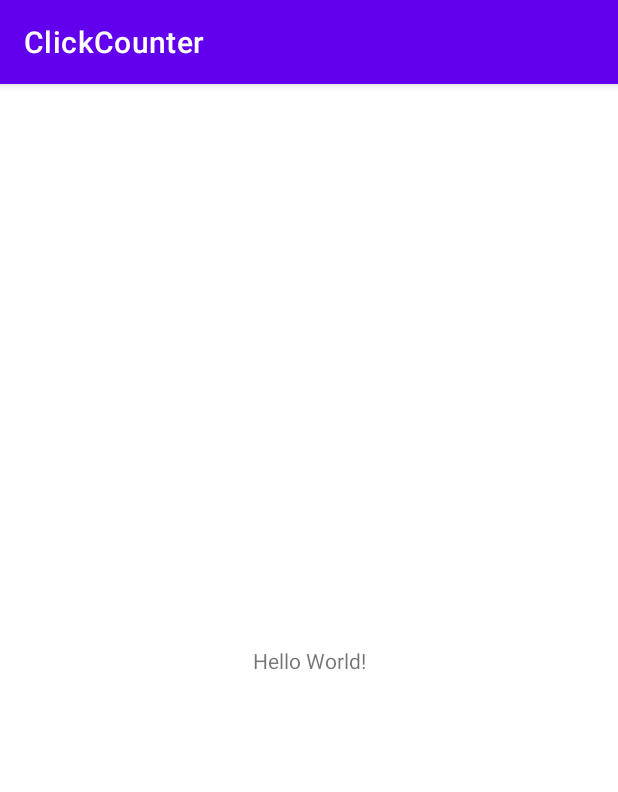
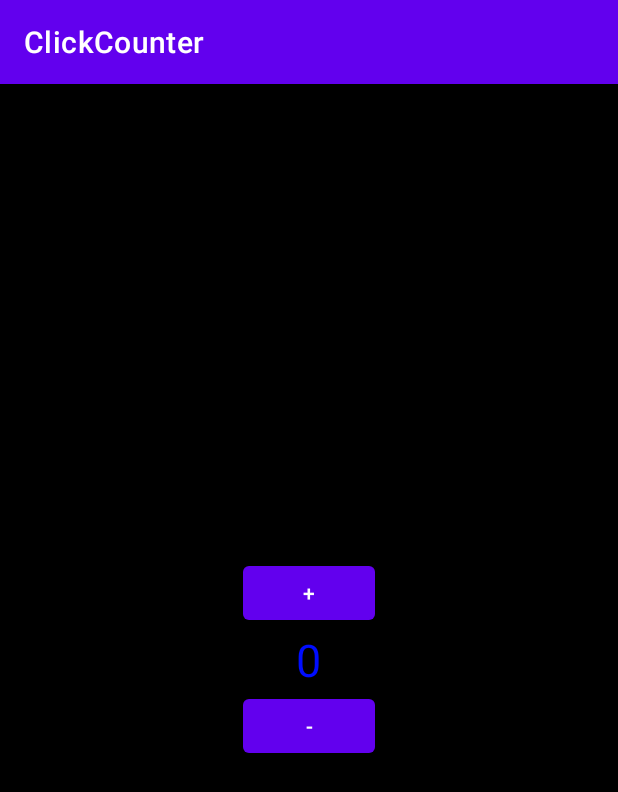
Before and after one commit to VZS2002/ClickCounter, an Android app: the screen it shows after launch (MainActivity), on a phone screen of 412 x 824 dp. Shown: the top 792 px of the screen. Run offline under Robolectric (Android 15) with nearby library versions, the phone set to English and light mode, and no system bars.

Commit message:
'1. Feladat: Layout létrehozva'

```diff
--- a/app/src/main/res/layout/activity_main.xml
+++ b/app/src/main/res/layout/activity_main.xml
@@ -1,18 +1,37 @@
 <?xml version="1.0" encoding="utf-8"?>
-<androidx.constraintlayout.widget.ConstraintLayout xmlns:android="http://schemas.android.com/apk/res/android"
+<RelativeLayout xmlns:android="http://schemas.android.com/apk/res/android"
     xmlns:app="http://schemas.android.com/apk/res-auto"
     xmlns:tools="http://schemas.android.com/tools"
     android:layout_width="match_parent"
     android:layout_height="match_parent"
+    android:background="@color/black"
     tools:context=".MainActivity">
 
     <TextView
         android:layout_width="wrap_content"
         android:layout_height="wrap_content"
-        android:text="Hello World!"
-        app:layout_constraintBottom_toBottomOf="parent"
-        app:layout_constraintEnd_toEndOf="parent"
-        app:layout_constraintStart_toStartOf="parent"
-        app:layout_constraintTop_toTopOf="parent" />
+        android:text="0"
+        android:id="@+id/szamlalo"
+        android:layout_centerInParent="true"
+        android:textSize="30sp"
+        android:textColor="#000DFF"
 
-</androidx.constraintlayout.widget.ConstraintLayout>
+        />
+
+    <Button
+        android:layout_width="wrap_content"
+        android:layout_height="wrap_content"
+        android:layout_below="@id/szamlalo"
+        android:layout_centerInParent="true"
+        android:id="@+id/minusz"
+        android:text="-"/>
+
+    <Button
+        android:layout_width="wrap_content"
+        android:layout_height="wrap_content"
+        android:layout_above="@id/szamlalo"
+        android:layout_centerInParent="true"
+        android:id="@+id/plusz"
+        android:text="+"/>
+
+</RelativeLayout>
```
